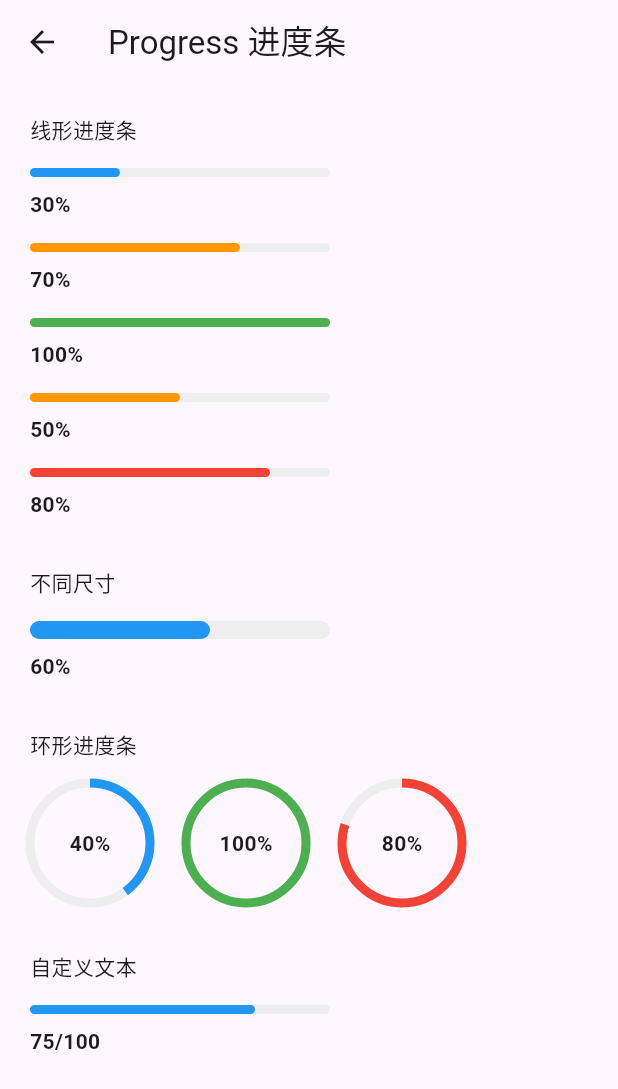
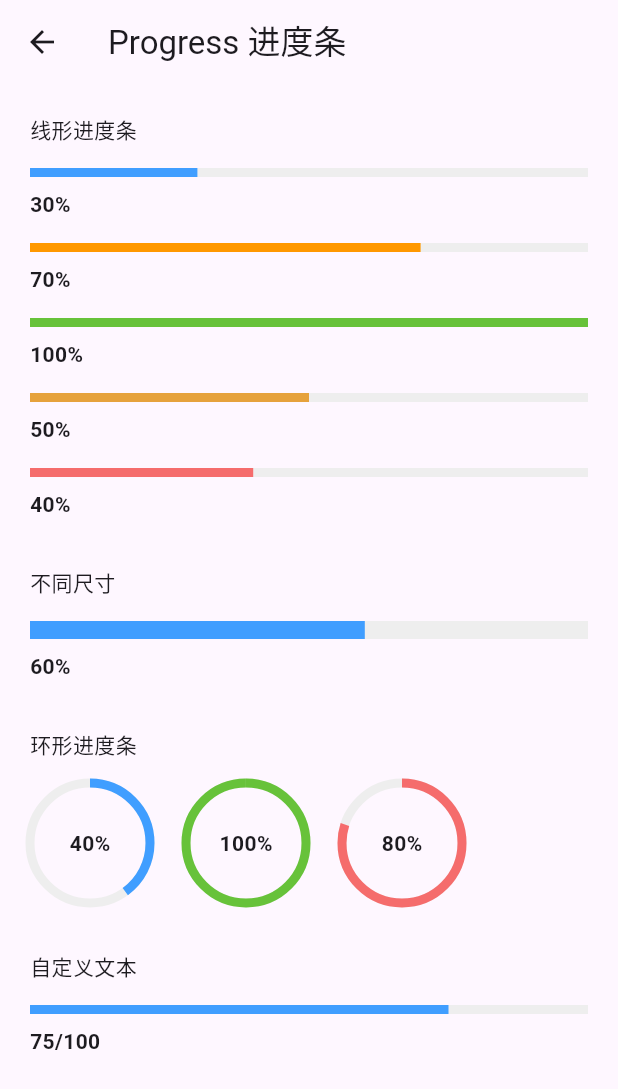
Before and after one commit to aitguys/flutter_element, a Flutter app: the ProgressPage screen opened by its route, on a phone screen of 412 x 824 dp. Shown: the top 1089 px of the screen. Run offline on Flutter 3.47's test engine with Material 3 defaults, Android fonts, the light colour scheme and no system bars; our stand-ins replace flutter_colorpicker, get, logger; missing offline and left inert: flutter_syntax_view; statements that could not run were skipped.

Commit message:
fix 50% progress

````diff
--- a/example/lib/pages/progress_page/progress_page.dart
+++ b/example/lib/pages/progress_page/progress_page.dart
@@ -17,16 +17,18 @@ class ProgressPage extends StatelessWidget {
             SizedBox(height: 16),
             EProgress(percentage: 30, width: 200),
             SizedBox(height: 16),
-            EProgress(percentage: 70, width: 200, color: Colors.orange),
+            EProgress(percentage: 70, width: 200, customColor: Colors.orange),
             SizedBox(height: 16),
             EProgress(
-                percentage: 100, width: 200, status: EProgressStatus.success),
+                percentage: 100, width: 200, colorType: EColorType.success),
             SizedBox(height: 16),
             EProgress(
-                percentage: 50, width: 200, status: EProgressStatus.warning),
+                percentage: 50, width: 200, colorType: EColorType.warning),
             SizedBox(height: 16),
             EProgress(
-                percentage: 80, width: 200, status: EProgressStatus.exception),
+                percentage: 40,
+                width: double.infinity,
+                colorType: EColorType.danger),
             SizedBox(height: 32),
             Text('不同尺寸'),
             SizedBox(height: 16),
@@ -43,13 +45,13 @@ class ProgressPage extends StatelessWidget {
                     type: EProgressType.circle,
                     percentage: 100,
                     width: 80,
-                    status: EProgressStatus.success),
+                    colorType: EColorType.success),
                 SizedBox(width: 24),
                 EProgress(
                     type: EProgressType.circle,
                     percentage: 80,
                     width: 80,
-                    status: EProgressStatus.exception),
+                    colorType: EColorType.danger),
               ],
             ),
             SizedBox(height: 32),
--- a/lib/src/components/progress/progress.dart
+++ b/lib/src/components/progress/progress.dart
@@ -1,4 +1,5 @@
 import 'package:flutter/material.dart';
+import 'package:flutter_element_plus/src/theme/index.dart';
 
 /// Defines the available types of progress indicators.
 enum EProgressType {
@@ -10,49 +11,7 @@ enum EProgressType {
 }
 
 /// Defines the available statuses for the progress indicator.
-enum EProgressStatus {
-  /// Normal progress state (blue)
-  normal,
 
-  /// Success state (green)
-  success,
-
-  /// Error state (red)
-  exception,
-
-  /// Warning state (orange)
-  warning,
-}
-
-/// A progress component that follows Element Plus design guidelines.
-///
-/// The [EProgress] widget provides a customizable progress indicator with features like:
-/// - Line and circle types
-/// - Different statuses (normal, success, exception, warning)
-/// - Custom colors
-/// - Percentage text display
-/// - Custom stroke width
-/// - Custom dimensions
-///
-/// Example:
-/// ```dart
-/// // Line progress
-/// EProgress(
-///   percentage: 75,
-///   type: EProgressType.line,
-///   status: EProgressStatus.success,
-///   showText: true,
-/// )
-///
-/// // Circle progress
-/// EProgress(
-///   percentage: 50,
-///   type: EProgressType.circle,
-///   width: 120,
-///   strokeWidth: 8,
-///   color: Colors.purple,
-/// )
-/// ```
 class EProgress extends StatelessWidget {
   /// The current progress percentage (0-100).
   final double percentage;
@@ -69,16 +28,16 @@ class EProgress extends StatelessWidget {
   /// For line type, this is the total width.
   /// For circle type, this is both width and height.
   /// Default is 126.
-  final double width;
+  final double? width;
 
   /// The status of the progress indicator.
   /// This affects the color of the progress bar.
-  /// Default is [EProgressStatus.normal].
-  final EProgressStatus status;
+  /// Default is [EColorType.primary].
+  final EColorType colorType;
 
   /// A custom color for the progress indicator.
   /// If provided, this overrides the color determined by [status].
-  final Color? color;
+  final Color? customColor;
 
   /// Whether to show the percentage text.
   /// Default is true.
@@ -93,45 +52,32 @@ class EProgress extends StatelessWidget {
     required this.percentage,
     this.type = EProgressType.line,
     this.strokeWidth = 6,
-    this.width = 126,
-    this.status = EProgressStatus.normal,
-    this.color,
+    this.width,
+    this.colorType = EColorType.primary,
+    this.customColor,
     this.showText = true,
     this.text,
   });
 
   /// Gets the appropriate color for the progress indicator based on status or custom color.
-  Color get _progressColor {
-    if (color != null) return color!;
-    switch (status) {
-      case EProgressStatus.success:
-        return Colors.green;
-      case EProgressStatus.exception:
-        return Colors.red;
-      case EProgressStatus.warning:
-        return Colors.orange;
-      case EProgressStatus.normal:
-        return Colors.blue;
-    }
-  }
 
   @override
   Widget build(BuildContext context) {
+    final double progressWidth = width ?? 126;
     if (type == EProgressType.circle) {
       return SizedBox(
-        width: width,
-        height: width,
         child: Stack(
           alignment: Alignment.center,
           children: [
             SizedBox(
-              width: width,
-              height: width,
+              width: progressWidth,
+              height: progressWidth,
               child: CircularProgressIndicator(
                 value: percentage / 100,
                 strokeWidth: strokeWidth,
                 backgroundColor: Colors.grey[200],
-                valueColor: AlwaysStoppedAnimation(_progressColor),
+                valueColor: AlwaysStoppedAnimation(
+                    getColorByType(type: colorType, customColor: customColor)),
               ),
             ),
             if (showText)
@@ -149,21 +95,12 @@ class EProgress extends StatelessWidget {
           Stack(
             alignment: Alignment.centerLeft,
             children: [
-              Container(
-                height: strokeWidth,
-                width: width,
-                decoration: BoxDecoration(
-                  color: Colors.grey[200],
-                  borderRadius: BorderRadius.circular(strokeWidth / 2),
-                ),
-              ),
-              Container(
-                height: strokeWidth,
-                width: width * (percentage / 100),
-                decoration: BoxDecoration(
-                  color: _progressColor,
-                  borderRadius: BorderRadius.circular(strokeWidth / 2),
-                ),
+              LinearProgressIndicator(
+                value: percentage / 100,
+                minHeight: strokeWidth,
+                backgroundColor: Colors.grey[200],
+                valueColor: AlwaysStoppedAnimation(
+                    getColorByType(type: colorType, customColor: customColor)),
               ),
             ],
           ),
````
